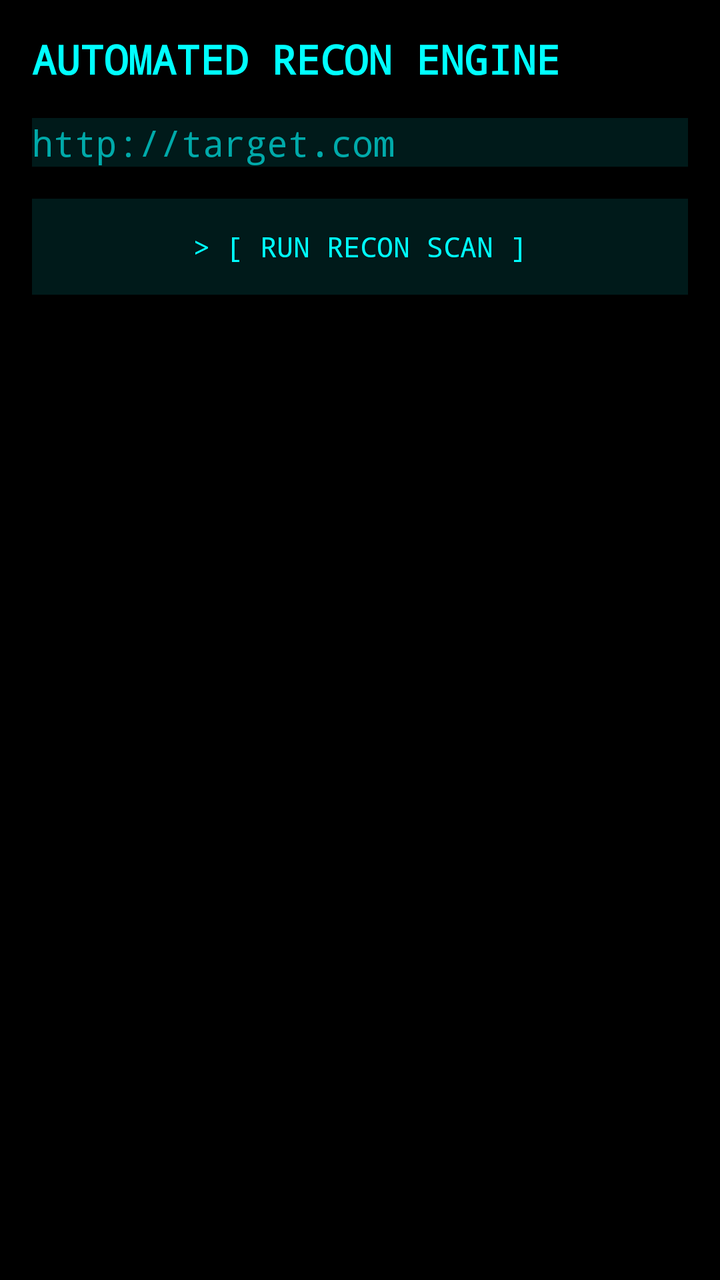
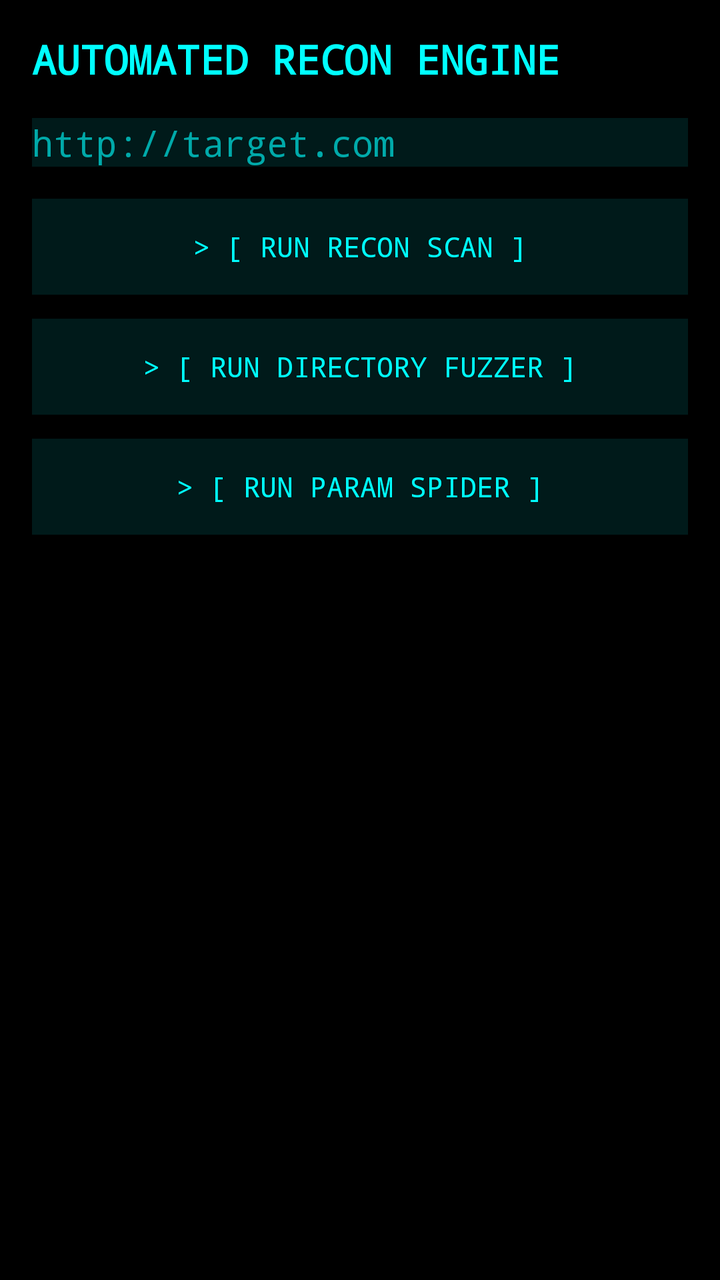

Two renders of the same Android screen: before a commit and after it. Below are the layout's source before the change and the commit's diff.
<!-- AndroidManifest.xml: application theme Theme.AppCompat -->
<!-- res/layout/activity_recon.xml -->
<?xml version="1.0" encoding="utf-8"?>
<LinearLayout xmlns:android="http://schemas.android.com/apk/res/android"
    android:layout_width="match_parent"
    android:layout_height="match_parent"
    android:background="#000000"
    android:orientation="vertical"
    android:padding="16dp">

    <TextView
        android:layout_width="match_parent"
        android:layout_height="wrap_content"
        android:fontFamily="monospace"
        android:text="AUTOMATED RECON ENGINE"
        android:textColor="#00FFFF"
        android:textSize="20sp"
        android:textStyle="bold" />

    <EditText
        android:id="@+id/urlInput"
        android:layout_width="match_parent"
        android:layout_height="wrap_content"
        android:layout_marginTop="16dp"
        android:background="#001a1a"
        android:fontFamily="monospace"
        android:hint="http://target.com"
        android:inputType="textUri"
        android:textColor="#00FFFF"
        android:textColorHint="#00AAAA" />

    <Button
        android:id="@+id/runButton"
        android:layout_width="match_parent"
        android:layout_height="wrap_content"
        android:layout_marginTop="16dp"
        android:background="#001a1a"
        android:fontFamily="monospace"
        android:text="> [ RUN RECON SCAN ]"
        android:textColor="#00FFFF" />

    <ProgressBar
        android:id="@+id/progressBar"
        style="?android:attr/progressBarStyleLarge"
        android:layout_width="wrap_content"
        android:layout_height="wrap_content"
        android:layout_gravity="center"
        android:layout_marginTop="16dp"
        android:visibility="gone" />

    <ScrollView
        android:layout_width="match_parent"
        android:layout_height="0dp"
        android:layout_marginTop="12dp"
        android:layout_weight="1">

        <TextView
            android:id="@+id/reportText"
            android:layout_width="match_parent"
            android:layout_height="wrap_content"
            android:fontFamily="monospace"
            android:textColor="#00FFAA"
            android:textSize="14sp" />
    </ScrollView>
</LinearLayout>
<!-- resources referenced by this layout -->
<resources>

</resources>

<!-- the commit's change to res/layout/activity_recon.xml (unified diff, before → after) -->
@@ -37,6 +37,26 @@
         android:text="> [ RUN RECON SCAN ]"
         android:textColor="#00FFFF" />
 
+    <Button
+        android:id="@+id/fuzzButton"
+        android:layout_width="match_parent"
+        android:layout_height="wrap_content"
+        android:layout_marginTop="12dp"
+        android:background="#001a1a"
+        android:fontFamily="monospace"
+        android:text="> [ RUN DIRECTORY FUZZER ]"
+        android:textColor="#00FFFF" />
+
+    <Button
+        android:id="@+id/paramButton"
+        android:layout_width="match_parent"
+        android:layout_height="wrap_content"
+        android:layout_marginTop="12dp"
+        android:background="#001a1a"
+        android:fontFamily="monospace"
+        android:text="> [ RUN PARAM SPIDER ]"
+        android:textColor="#00FFFF" />
+
     <ProgressBar
         android:id="@+id/progressBar"
         style="?android:attr/progressBarStyleLarge"
